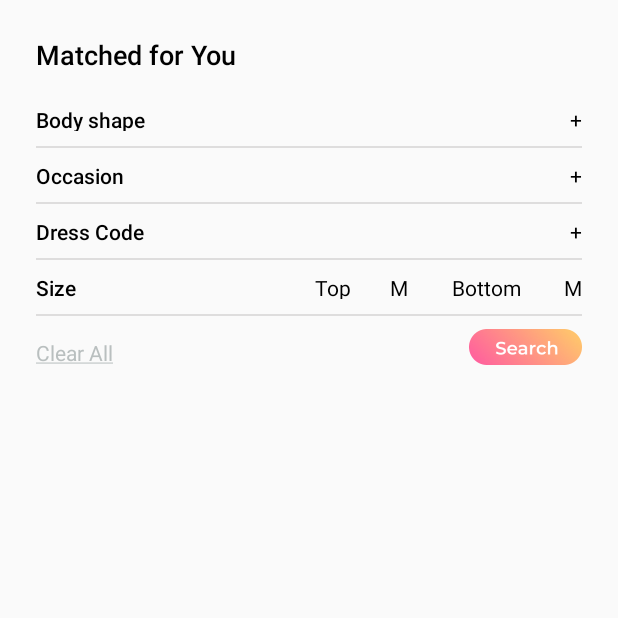
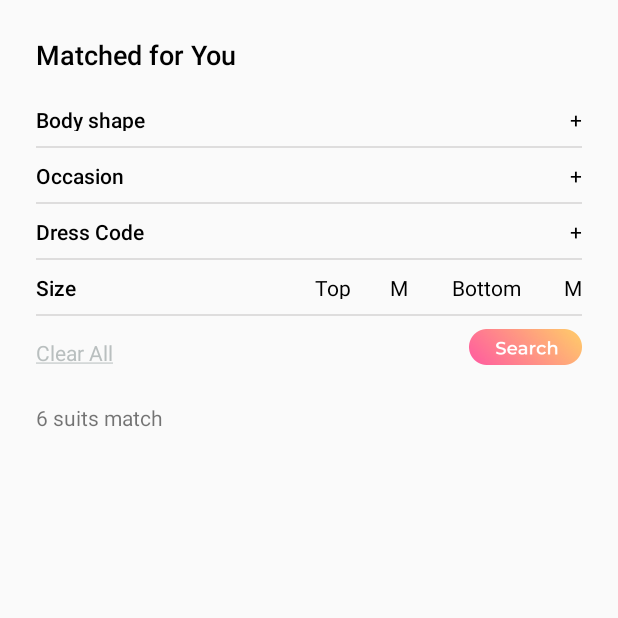
Before and after one commit to BEAUTIPS/P0, an Android app: the ClosetFragment screen opened through its navigation route, on a phone screen of 412 x 824 dp, the top half of it. Run offline under Robolectric (Android 15) with nearby library versions, the phone set to English and light mode, and no system bars; our stand-ins replace Firebase (no records; nobody signed in at launch, a user with empty details on screens opened directly), Picasso, navigation-ui; pictures from the network do not load.

Commit message:
Group 2 Final Version

```diff
--- a/merged_version/app/src/main/java/com/laioffer/beautips/Fragments/ClosetPage/ClosetFragment.java
+++ b/merged_version/app/src/main/java/com/laioffer/beautips/Fragments/ClosetPage/ClosetFragment.java
@@ -86,7 +86,6 @@ public class ClosetFragment extends Fragment {
         recyclerView.setLayoutManager(new GridLayoutManager(getActivity(), numberOfColumns));
         ClosetImageAdapter = new ClosetImageAdapter(context, ClosetList);
         recyclerView.setAdapter(ClosetImageAdapter);
-        recyclerView.setHasFixedSize(true);
         /*recyclerView.addOnItemTouchListener(
                 new RecyclerItemClickListener(context, recyclerView ,new RecyclerItemClickListener.OnItemClickListener() {
                     @Override public void onItemClick(View view, int position) {
@@ -128,12 +127,11 @@ public class ClosetFragment extends Fragment {
                         }
                     }
                     Log.d(TAG, "SEARCHLIST SIZE" + search.size());
-                    GetDataBaseFromFireBaseForSearch(TopSize);
-                    int numberOfColumns = 2;
-                    recyclerView.setLayoutManager(new GridLayoutManager(getActivity(), numberOfColumns));
 
                     ClosetImageAdapter = new ClosetImageAdapter(context, search);
                     recyclerView.setAdapter(ClosetImageAdapter);
+                    TextView total = view.findViewById(R.id.totalMatched);
+                    total.setText("" + search.size() + " suits match");
 
                     new CountDownTimer(1500,1500) {
                         @Override
@@ -147,7 +145,6 @@ public class ClosetFragment extends Fragment {
                             loading.setVisibility(View.GONE);
                         }
                     }.start();
-
                 } else {
                     new CountDownTimer(500,500) {
                         @Override
--- a/merged_version/app/src/main/res/layout/fragment_closet.xml
+++ b/merged_version/app/src/main/res/layout/fragment_closet.xml
@@ -784,14 +784,26 @@
                     android:textColor="@color/white"
                     android:layout_gravity="right"/>
             </LinearLayout>
+            <LinearLayout
+                android:layout_width="wrap_content"
+                android:layout_height="wrap_content">
+                <TextView
+                    android:layout_width="wrap_content"
+                    android:id="@+id/totalMatched"
+                    android:text="6 suits match"
+                    android:textFontWeight="300"
+                    android:layout_marginLeft="24dp"
+                    android:layout_marginTop="25dp"
+                    android:layout_height="wrap_content">
 
+                </TextView>
+            </LinearLayout>
             <androidx.recyclerview.widget.RecyclerView
                 android:id="@+id/Closet_results_recycler_view"
                 android:layout_width="match_parent"
                 android:layout_height="match_parent"
                 android:layout_marginLeft="24dp"
                 android:layout_marginRight="24dp"
-                android:layout_marginTop="30dp"
                 app:layout_constraintBottom_toBottomOf="parent"
                 app:layout_constraintLeft_toLeftOf="parent"
                 app:layout_constraintRight_toRightOf="parent"
```
